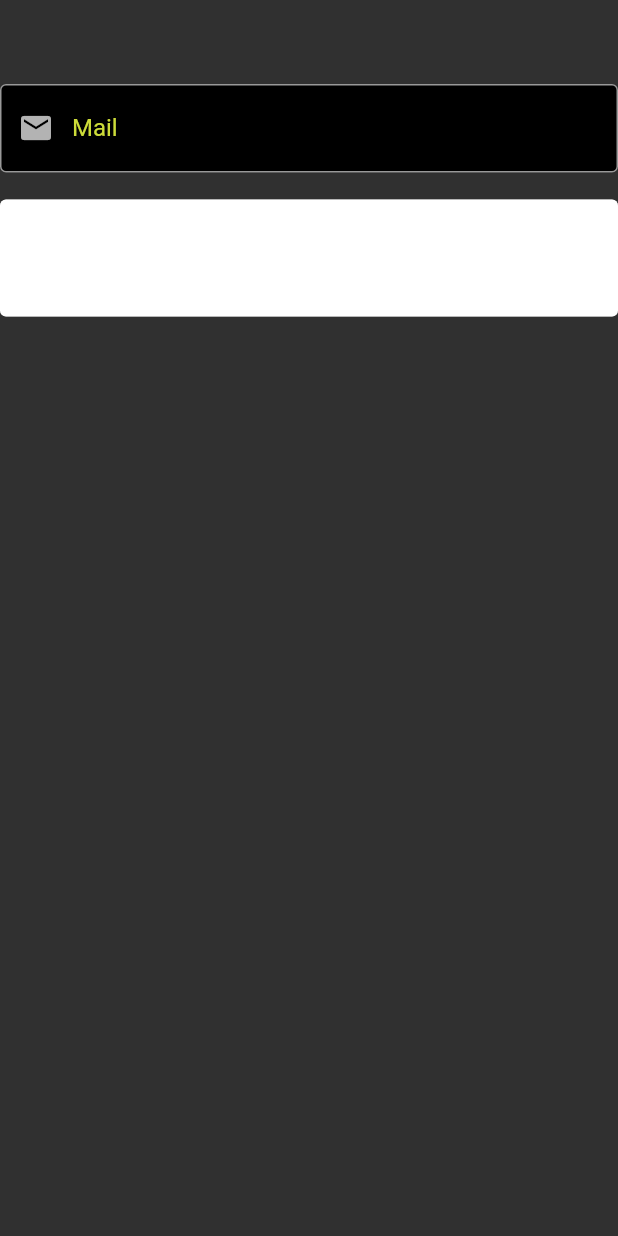
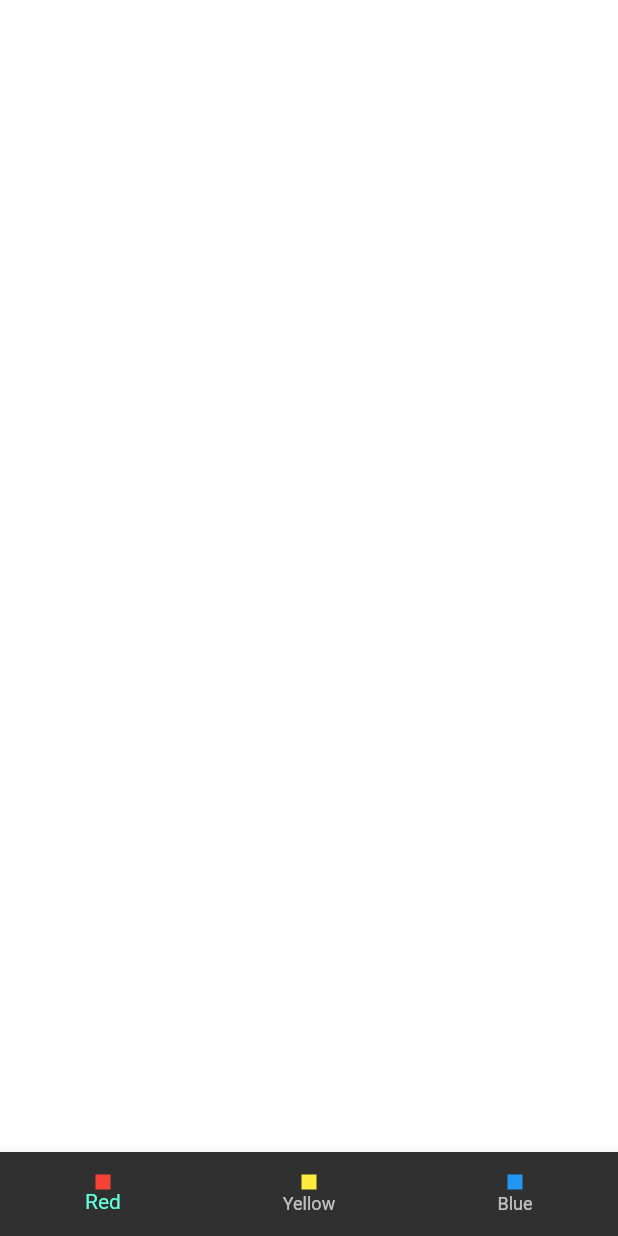
Before and after one commit to umit-turk/Flutter-, a Flutter app: the screen it shows after launch, on a phone screen of 412 x 824 dp. Run offline on Flutter 3.47's test engine with Material 2 defaults, Android fonts, the phone set to English and light mode, and no system bars.

Commit message:
statefull background change

```diff
--- /dev/null
+++ b/lib/demos/color_demos_view.dart
@@ -0,0 +1,70 @@
+//Bir ekran olacal
+// Bu ekranda 3 buton ve bunlara basinca renk degisimi olacak
+// Secili olan button selected icon olsun
+
+import 'package:flutter/material.dart';
+
+class ColorDemos extends StatefulWidget {
+  const ColorDemos({Key? key}) : super(key: key);
+
+  @override
+  State<ColorDemos> createState() => _ColorDemosState();
+}
+
+class _ColorDemosState extends State<ColorDemos> {
+  Color? _backgroundColor = Colors.transparent;
+
+  void changeBackgroundColor(Color color) {
+    setState(() {
+      _backgroundColor = color;
+    });
+  }
+
+  @override
+  Widget build(BuildContext context) {
+    return Scaffold(
+      backgroundColor: _backgroundColor,
+      bottomNavigationBar: BottomNavigationBar(
+        onTap: _colorOnTap,
+        items: const [
+          BottomNavigationBarItem(
+              icon: _ColorContainer(
+                color: Colors.red,
+              ),
+              label: 'Red'),
+          BottomNavigationBarItem(icon: _ColorContainer(color: Colors.yellow), label: "Yellow"),
+          BottomNavigationBarItem(icon: _ColorContainer(color: Colors.blue), label: "Blue"),
+        ],
+      ),
+    );
+  }
+
+  void _colorOnTap(int value) {
+    if (value == _MyColors.red.index) {
+      changeBackgroundColor(Colors.red);
+    } else if (value == _MyColors.yellow.index) {
+      changeBackgroundColor(Colors.yellow);
+    } else if (value == _MyColors.blue.index) {
+      changeBackgroundColor(Colors.blue);
+    }
+  }
+}
+
+enum _MyColors { red, yellow, blue }
+
+class _ColorContainer extends StatelessWidget {
+  const _ColorContainer({
+    Key? key,
+    required this.color,
+  }) : super(key: key);
+  final Color color;
+
+  @override
+  Widget build(BuildContext context) {
+    return Container(
+      color: color,
+      width: 10,
+      height: 10,
+    );
+  }
+}
--- a/lib/main.dart
+++ b/lib/main.dart
@@ -20,6 +20,7 @@ import 'package:flutter_application_1/101/statefull_life_cycle.dart';
 import 'package:flutter_application_1/101/stateless_learn.dart';
 import 'package:flutter_application_1/101/text_field_learn.dart';
 import 'package:flutter_application_1/101/text_learn_view.dart';
+import 'package:flutter_application_1/demos/color_demos_view.dart';
 import 'package:flutter_application_1/demos/note_demos_view.dart';
 import 'package:flutter_application_1/demos/stack_demo_view.dart';
 
@@ -57,7 +58,7 @@ class MyApp extends StatelessWidget {
         appBarTheme:
             AppBarTheme(centerTitle: true, backgroundColor: Colors.transparent, elevation: 0, systemOverlayStyle: SystemUiOverlayStyle.light, toolbarTextStyle: const TextStyle(color: Colors.red)),
       ),
-      home: TextFieldLearn(),
+      home: ColorDemos(),
     );
   }
 }
```
